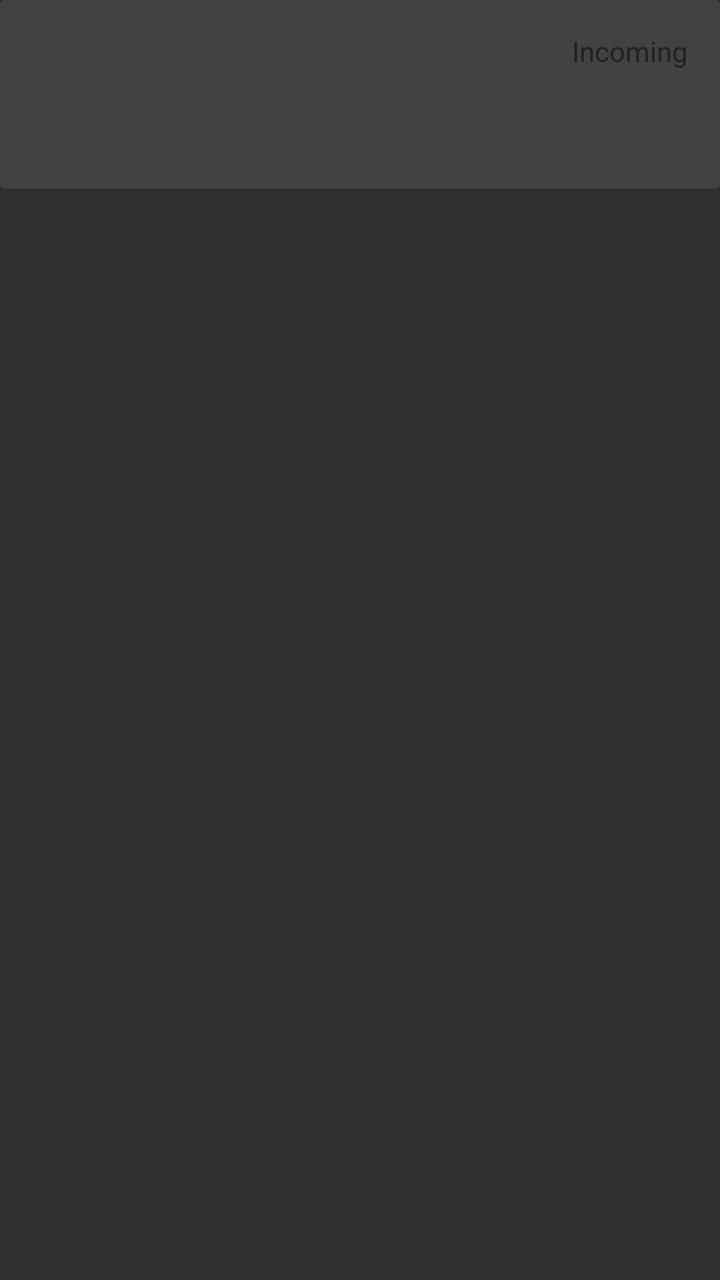
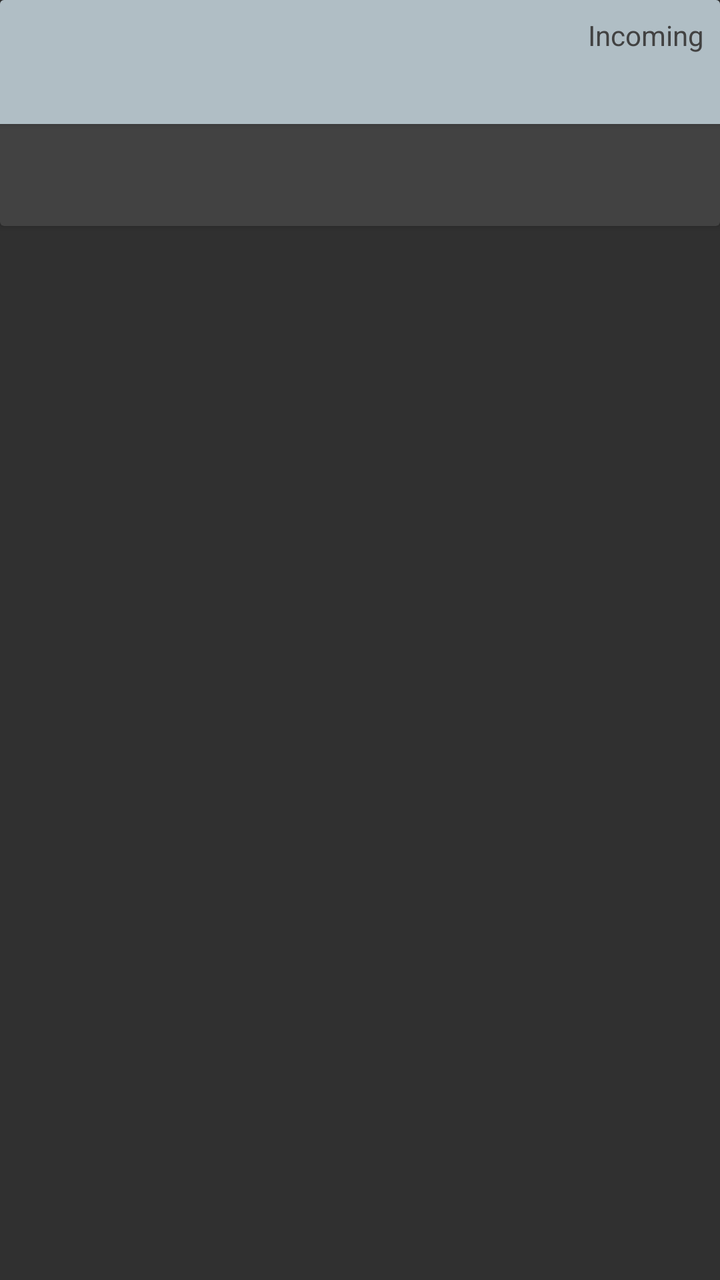

The first picture is an Android layout as it rendered before a commit; the second is the same layout after the commit. The layout source and the unified diff follow.
<!-- AndroidManifest.xml: application theme AppTheme -->
<!-- res/layout/cardview_sms.xml -->
<LinearLayout xmlns:android="http://schemas.android.com/apk/res/android"
    android:layout_width="match_parent" android:layout_height="match_parent"
    android:paddingBottom="16dp">
    <android.support.v7.widget.CardView
        android:layout_width="match_parent"
        android:layout_height="wrap_content"
        android:id="@+id/cardview_sms">
        <RelativeLayout
            android:layout_width="match_parent"
            android:layout_height="wrap_content"
            android:padding="16dp"
            >
            <TextView
                android:layout_width="wrap_content"
                android:layout_height="wrap_content"
                android:id="@+id/cardview_sms_from"
                android:layout_alignParentTop="true"
                android:textSize="18sp"
                android:textColor="@color/primary_material_dark" />
            <TextView
                android:layout_width="wrap_content"
                android:layout_height="wrap_content"
                android:id="@+id/cardview_sms_date"
                android:layout_below="@+id/cardview_sms_from"
                android:textColor="@color/primary_material_dark" />
            <TextView
                android:layout_width="wrap_content"
                android:layout_height="wrap_content"
                android:id="@+id/cardview_sms_body"
                android:layout_below="@+id/cardview_sms_date"
                android:textColor="@color/primary_material_dark" />
            <TextView
                android:layout_width="wrap_content"
                android:layout_height="wrap_content"
                android:id="@+id/cardview_sms_direction"
                android:textColor="@color/primary_material_dark"
                android:text="@string/incoming"
                android:layout_alignParentTop="true"
                android:layout_alignParentEnd="true"
                />
        </RelativeLayout>
    </android.support.v7.widget.CardView>
</LinearLayout>
<!-- resources referenced by this layout -->
<resources>
  <string name="incoming">Incoming</string>
  <style name="AppTheme" parent="Theme.AppCompat.NoActionBar">
          
          <item name="windowActionBar">false</item>
          <item name="windowNoTitle">true</item>
      </style>
</resources>

<!-- the commit's change to res/layout/cardview_sms.xml (unified diff, before → after) -->
@@ -1,6 +1,6 @@
 <LinearLayout xmlns:android="http://schemas.android.com/apk/res/android"
     android:layout_width="match_parent" android:layout_height="match_parent"
-    android:paddingBottom="16dp">
+    android:paddingBottom="8dp">
     <android.support.v7.widget.CardView
         android:layout_width="match_parent"
         android:layout_height="wrap_content"
@@ -8,35 +8,46 @@
         <RelativeLayout
             android:layout_width="match_parent"
             android:layout_height="wrap_content"
-            android:padding="16dp"
             >
-            <TextView
-                android:layout_width="wrap_content"
+            <LinearLayout
+                android:layout_width="match_parent"
                 android:layout_height="wrap_content"
-                android:id="@+id/cardview_sms_from"
-                android:layout_alignParentTop="true"
-                android:textSize="18sp"
-                android:textColor="@color/primary_material_dark" />
-            <TextView
-                android:layout_width="wrap_content"
-                android:layout_height="wrap_content"
-                android:id="@+id/cardview_sms_date"
-                android:layout_below="@+id/cardview_sms_from"
-                android:textColor="@color/primary_material_dark" />
+                android:padding="@dimen/cardview_title_padding"
+                android:orientation="vertical"
+                android:background="@color/cardview_title_bg"
+                android:id="@+id/sms_summary"
+                android:elevation="@dimen/cardview_title_elevation"
+                >
+                <TextView
+                    android:layout_width="wrap_content"
+                    android:layout_height="wrap_content"
+                    android:id="@+id/cardview_sms_from"
+                    android:textSize="20sp"
+                    android:textColor="@color/primary_material_dark" />
+                <TextView
+                    android:layout_width="wrap_content"
+                    android:layout_height="wrap_content"
+                    android:id="@+id/cardview_sms_date"
+                    android:textColor="@color/primary_material_dark" />
+            </LinearLayout>
             <TextView
                 android:layout_width="wrap_content"
                 android:layout_height="wrap_content"
                 android:id="@+id/cardview_sms_body"
-                android:layout_below="@+id/cardview_sms_date"
-                android:textColor="@color/primary_material_dark" />
+                android:layout_below="@id/sms_summary"
+                android:textColor="@color/primary_material_dark"
+                android:padding="@dimen/cardview_text_padding"
+                />
             <TextView
                 android:layout_width="wrap_content"
                 android:layout_height="wrap_content"
                 android:id="@+id/cardview_sms_direction"
-                android:textColor="@color/primary_material_dark"
+                android:textColor="@color/secondary_text"
                 android:text="@string/incoming"
                 android:layout_alignParentTop="true"
                 android:layout_alignParentEnd="true"
+                android:padding="@dimen/cardview_title_padding"
+                android:elevation="@dimen/cardview_title_elevation"
                 />
         </RelativeLayout>
     </android.support.v7.widget.CardView>
<!-- resource entries referenced after the edit -->
@@ -1,5 +1,10 @@
 <!-- resources referenced by this layout -->
 <resources>
+  <item name="cardview_title_bg" type="color">#b0bec5</item>
+  <item name="secondary_text" type="color">#424242</item>
+  <dimen name="cardview_text_padding">16dp</dimen>
+  <dimen name="cardview_title_elevation">2dp</dimen>
+  <dimen name="cardview_title_padding">8dp</dimen>
   <string name="incoming">Incoming</string>
   <style name="AppTheme" parent="Theme.AppCompat.NoActionBar">
           
